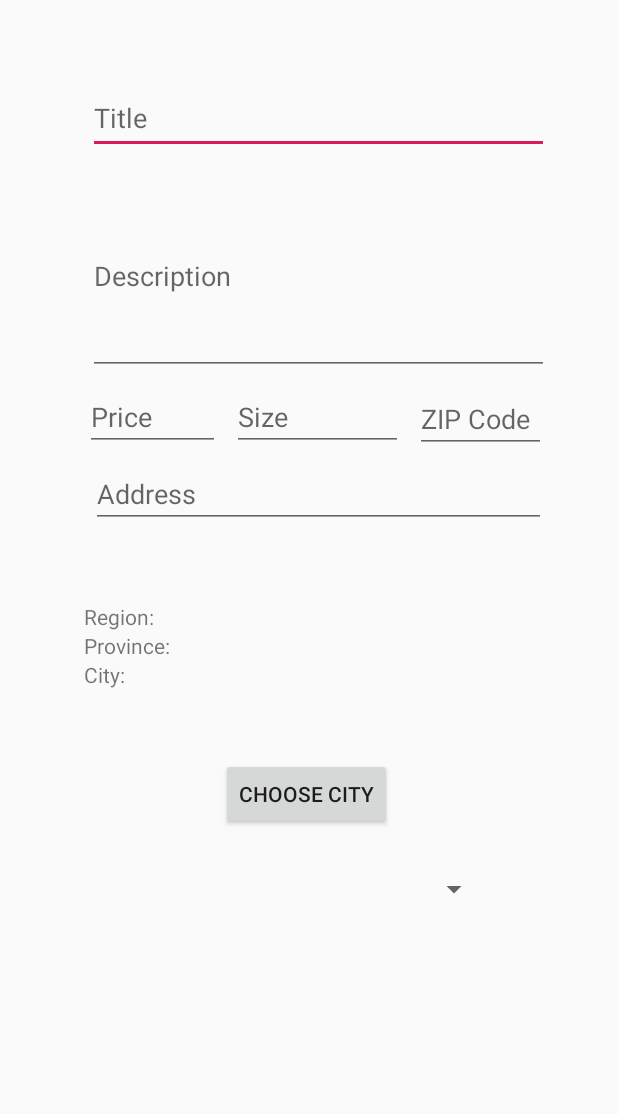
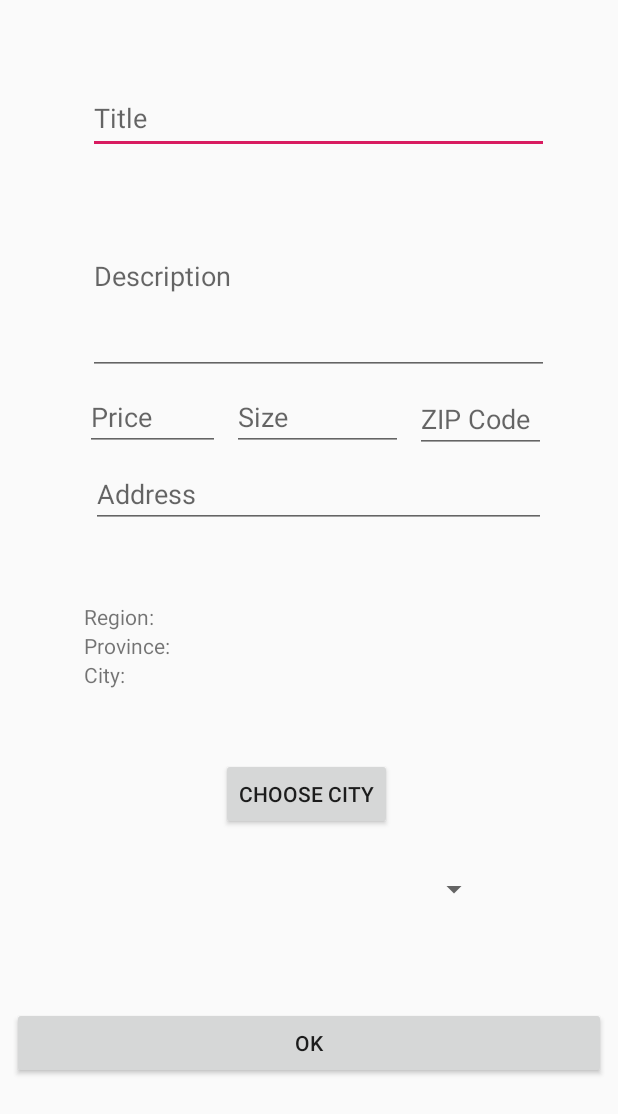
Before and after one commit to JoseAlbertoVazq/inmoapp, an Android app: the AddPropertyActivity screen opened directly, with no data from a screen before it, on a phone screen of 412 x 824 dp. Shown: the top 1114 px of the screen. Run offline under Robolectric (Android 15) with nearby library versions, the phone set to English and light mode, and no system bars; network calls fail.

Commit message:
preparando add activity

```diff
--- /dev/null
+++ b/inmoapp/app/src/main/java/dam/javazquez/inmoapp/retrofit/services/CategoryService.java
@@ -0,0 +1,15 @@
+package dam.javazquez.inmoapp.retrofit.services;
+
+import dam.javazquez.inmoapp.responses.CategoryResponse;
+import dam.javazquez.inmoapp.responses.ResponseContainer;
+import retrofit2.Call;
+import retrofit2.http.GET;
+
+public interface CategoryService {
+
+    final String BASE_URL = "/categories";
+
+    @GET(BASE_URL)
+    Call<ResponseContainer<CategoryResponse>> listCategories();
+
+}
--- a/inmoapp/app/src/main/java/dam/javazquez/inmoapp/ui/addProperty/AddPropertyActivity.java
+++ b/inmoapp/app/src/main/java/dam/javazquez/inmoapp/ui/addProperty/AddPropertyActivity.java
@@ -6,6 +6,7 @@ import android.support.v7.app.AppCompatActivity;
 import android.os.Bundle;
 import android.view.View;
 import android.widget.Button;
+import android.widget.EditText;
 import android.widget.TextView;
 
 import java.util.Map;
@@ -18,19 +19,28 @@ import dam.javazquez.inmoapp.util.geography.GeographySelector;
 public class AddPropertyActivity extends FragmentActivity
         implements View.OnClickListener, GeographyListener {
 
+    private EditText title, description, price, size, zipcode, address;
+
     private TextView tvRegion;
     private TextView tvProvincia;
     private TextView tvMunicipio;
 
-    private Button btProbar;
+    private Button btProbar, btnAdd;
 
     @Override
     protected void onCreate(Bundle savedInstanceState) {
         super.onCreate(savedInstanceState);
         setContentView(R.layout.activity_add_property);
 
+        btnAdd = findViewById(R.id.add_property);
         btProbar = (Button) findViewById(R.id.btProbar);
         btProbar.setOnClickListener(this);
+
+        title = findViewById(R.id.title_add);
+        description = findViewById(R.id.description_add);
+        price = findViewById(R.id.price_add);
+        size = findViewById(R.id.zipcode_add);
+        address = findViewById(R.id.address_add);
 
         tvRegion    = (TextView)findViewById(R.id.tvRegion);
         tvProvincia = (TextView)findViewById(R.id.tvProvincia);
--- a/inmoapp/app/src/main/res/layout/activity_add_property.xml
+++ b/inmoapp/app/src/main/res/layout/activity_add_property.xml
@@ -184,4 +184,20 @@
         app:layout_constraintStart_toStartOf="parent"
         app:layout_constraintTop_toBottomOf="@+id/btProbar" />
 
+    <Button
+        android:id="@+id/add_property"
+        android:layout_width="0dp"
+        android:layout_height="wrap_content"
+        android:layout_marginStart="8dp"
+        android:layout_marginTop="8dp"
+        android:layout_marginEnd="8dp"
+        android:layout_marginBottom="8dp"
+        android:text="@string/ok"
+        app:layout_constraintBottom_toBottomOf="parent"
+        app:layout_constraintEnd_toEndOf="parent"
+        app:layout_constraintHorizontal_bias="0.498"
+        app:layout_constraintStart_toStartOf="parent"
+        app:layout_constraintTop_toBottomOf="@+id/spinner_category"
+        app:layout_constraintVertical_bias="0.36" />
+
 </android.support.constraint.ConstraintLayout>
```
